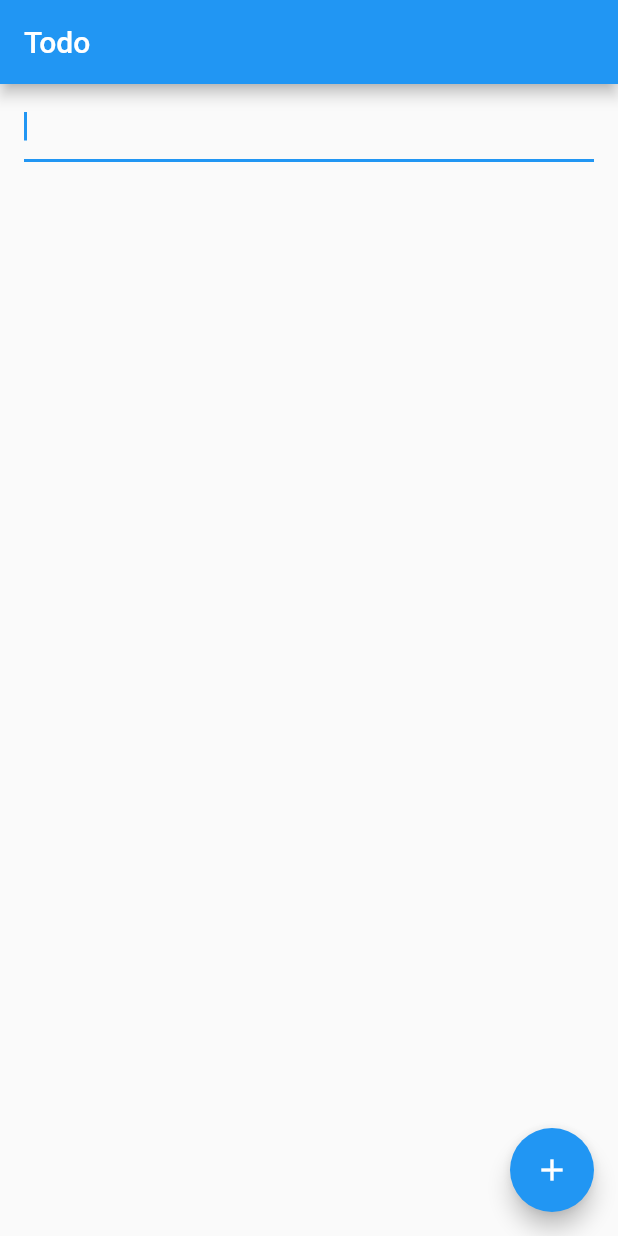
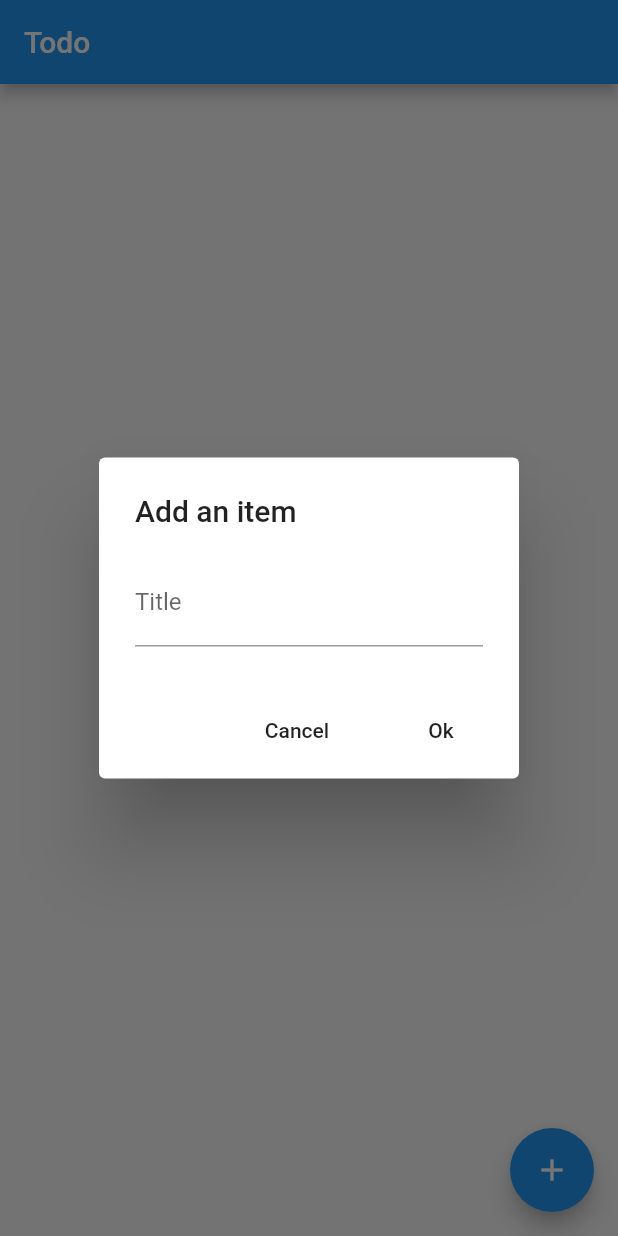
Before and after one commit to dkter/todo, a Flutter app: the screen it shows after launch, after a tap on the "add" icon, on a phone screen of 412 x 824 dp. Run offline on Flutter 3.47's test engine with Material 2 defaults, Android fonts, the light colour scheme and no system bars.

Commit message:
clean up a bit

```diff
--- a/lib/main.dart
+++ b/lib/main.dart
@@ -17,23 +17,16 @@ import 'package:path_provider/path_provider.dart';
 import 'item.dart';
 import 'leave_behind.dart';
 
+String FILENAME = "todo.txt";
+
 void main() => runApp(new MyApp());
 
 class MyApp extends StatelessWidget {
-    // This widget is the root of your application.
     @override
     Widget build(BuildContext context) {
         return new MaterialApp(
             title: 'Todo',
             theme: new ThemeData(
-                // This is the theme of your application.
-                //
-                // Try running your application with "flutter run". You'll see the
-                // application has a blue toolbar. Then, without quitting the app, try
-                // changing the primarySwatch below to Colors.green and then invoke
-                // "hot reload" (press "r" in the console where you ran "flutter run",
-                // or press Run > Flutter Hot Reload in IntelliJ). Notice that the
-                // counter didn't reset back to zero; the application is not restarted.
                 primarySwatch: Colors.blue,
             ),
             home: new MyHomePage(title: 'Todo'),
@@ -46,15 +39,6 @@ _MyHomePageState _myHomePageState = new _MyHomePageState();
 class MyHomePage extends StatefulWidget {
     MyHomePage({Key key, this.title}) : super(key: key);
 
-    // This widget is the home page of your application. It is stateful, meaning
-    // that it has a State object (defined below) that contains fields that affect
-    // how it looks.
-
-    // This class is the configuration for the state. It holds the values (in this
-    // case the title) provided by the parent (in this case the App widget) and
-    // used by the build method of the State. Fields in a Widget subclass are
-    // always marked "final".
-
     final String title;
 
     @override
@@ -63,6 +47,7 @@ class MyHomePage extends StatefulWidget {
 
 class _MyHomePageState extends State<MyHomePage> {
     List<Item> _items = <Item>[];
+    TextEditingController newItemController;
 
     @override
     void initState() {
@@ -72,6 +57,8 @@ class _MyHomePageState extends State<MyHomePage> {
                 _items = items;
             });
         });
+
+        newItemController = new TextEditingController();
     }
 
     Map<DismissDirection, double> _dismissThresholds() {
@@ -80,22 +67,70 @@ class _MyHomePageState extends State<MyHomePage> {
         return map;
     }
 
-    Future<Null> _addItem() async {
-        setState(() {
-            // This call to setState tells the Flutter framework that something has
-            // changed in this State, which causes it to rerun the build method below
-            // so that the display can reflect the updated values. If we changed
-            // _counter without calling setState(), then the build method would not be
-            // called again, and so nothing would appear to happen.
-            _items.add(new Item(_items.length, ""));
+    Future<Null> _addItem(BuildContext context) async {
+        /*
+        // "add item" modal (bottom sheet)
+        showModalBottomSheet(context: context, builder: (BuildContext context) {
+            return new Container(
+                margin: const EdgeInsets.all(16.0),
+                child: new Column(
+                    crossAxisAlignment: CrossAxisAlignment.start,
+                    children: <Widget>[
+                        new Padding(
+                            padding: EdgeInsets.only(bottom: 16.0),
+                            child: new Text(
+                                "Add an item",
+                                style: new TextStyle(fontSize: 24.0)),
+                        ),
+                        new TextField(),
+                    ],
+                )
+            );
         });
+        */
+        // "add item" modal (dialog)
+        showDialog(context: context, builder: (BuildContext context) {
+            return new AlertDialog(
+                title: const Text("Add an item"),
+                content: new SingleChildScrollView(
+                    child: new Form(
+                        child: new ListBody(
+                            children: <Widget>[
+                                new TextFormField(
+                                    decoration: new InputDecoration(labelText: "Title"),
+                                    controller: newItemController,
+                                ),
+                            ],
+                        ),
+                    ),
+                ),
+                actions: <Widget>[
+                    new FlatButton(
+                        child: new Text("Cancel"),
+                        onPressed: Navigator.of(context).pop,  // dismiss dialog
+                    ),
+                    new FlatButton(
+                        child: new Text("Ok"),
+                        onPressed: () {
+                            setState(() {
+                                // add item to list
+                                _items.add(new Item(_items.length, newItemController.text));
+                                newItemController.text = "";  // clear textbox
+                            });
+                            Navigator.of(context).pop();  // dismiss dialog
+                        },
+                    ),
+                ],
+            );
+        });
+
         String json = Item.listToJson(_items);
         await (await _getItemFile()).writeAsString(json);
     }
 
     Future<File> _getItemFile() async {
         String dir = (await getApplicationDocumentsDirectory()).path;
-        return new File("$dir/counter.txt");
+        return new File("$dir/$FILENAME");
     }
 
     Future<List<Item>> _readItemData() async {
@@ -121,8 +156,8 @@ class _MyHomePageState extends State<MyHomePage> {
                 });
 
                 var deletion_snackbar = new SnackBar(
-                    content: Text(item.text + " deleted"),
-                    action: SnackBarAction(
+                    content: new Text(item.text + " deleted"),
+                    action: new SnackBarAction(
                         label: 'Undo',
                         onPressed: () {
                             setState(() {
@@ -167,24 +202,16 @@ class _MyHomePageState extends State<MyHomePage> {
 
     @override
     Widget build(BuildContext context) {
-        // This method is rerun every time setState is called, for instance as done
-        // by the _incrementCounter method above.
-        //
-        // The Flutter framework has been optimized to make rerunning build methods
-        // fast, so that you can just rebuild anything that needs updating rather
-        // than having to individually change instances of widgets.
         return new Scaffold(
             appBar: new AppBar(
-                // Here we take the value from the MyHomePage object that was created by
-                // the App.build method, and use it to set our appbar title.
                 title: new Text(widget.title),
             ),
             body: _buildItems(),
             floatingActionButton: new FloatingActionButton(
-                onPressed: _addItem,
+                onPressed: () { _addItem(context); },
                 tooltip: 'Add item',
                 child: new Icon(Icons.add),
-            ), // This trailing comma makes auto-formatting nicer for build methods.
+            ),
         );
     }
 
@@ -208,9 +235,18 @@ class ItemView extends StatefulWidget {
 class ItemViewState extends State<ItemView> {
     final Item item;
     bool editing = false;
+    // controller for the item editing view
+    TextEditingController itemEditingController;
+
     ItemViewState(this.item);
 
-    void _toggleDone(bool value) {
+    @override
+    void initState() {
+        super.initState();
+        itemEditingController = new TextEditingController(text: item.text);
+    }
+
+    void _setDone(bool value) {
         setState(() {
             item.done = value;
         });
@@ -242,33 +278,38 @@ class ItemViewState extends State<ItemView> {
 
     @override
     Widget build(BuildContext context) {
-        Widget tile = (item.text == "") || editing
+        // delete empty items
+        if (item.text == "") _delete();
+
+        Widget tile = editing
           ? new ListTile(
                 title: new TextField(
-                    controller: new TextEditingController(text: item.text),
+                    controller: itemEditingController,
                     autofocus: true,
                     onSubmitted: _setText,
                 ),
-                // trailing: new IconButton(
-                //     icon: new Icon(Icons.delete),
-                //     tooltip: 'Delete',
-                //     onPressed: _delete,
-                // ),
+                trailing: new IconButton(
+                    icon: new Icon(Icons.done),
+                    tooltip: 'Done',
+                    onPressed: () {
+                        _setText(itemEditingController.text);
+                    },
+                ),
             )
           : new ListTile(
                 title: new Text(item.text),
                 leading: new Checkbox(
                     value: item.done,
-                    onChanged: _toggleDone,
+                    onChanged: _setDone,
                 ),
                 onTap: () {
-                    _toggleDone(!item.done);
+                    _setDone(!item.done);
                 },
                 onLongPress: () {
                     setState(() {
                         editing = true;
                     });
-                }
+                },
             );
         editing = false;
         return tile;
```
